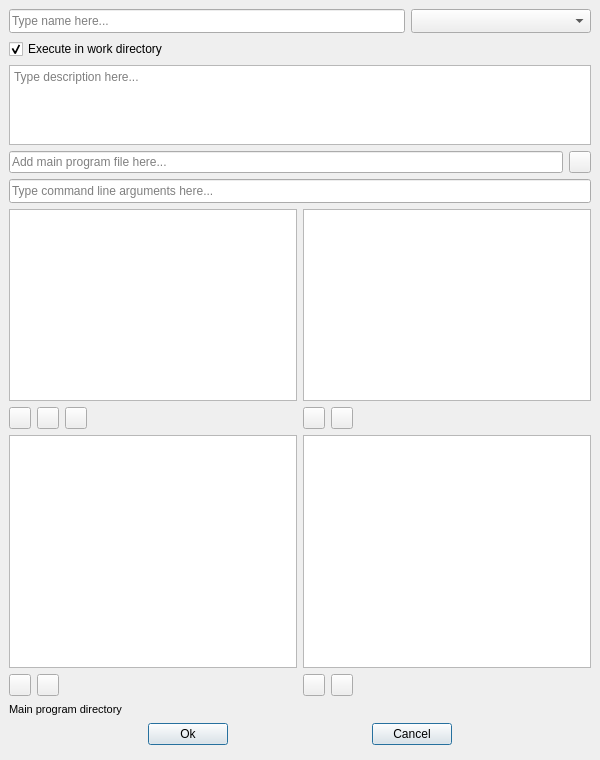
Before: the Qt Designer form spinetoolbox/ui/tool_template_form.ui in spine-tools/Spine-Toolbox, drawn with Qt 5.
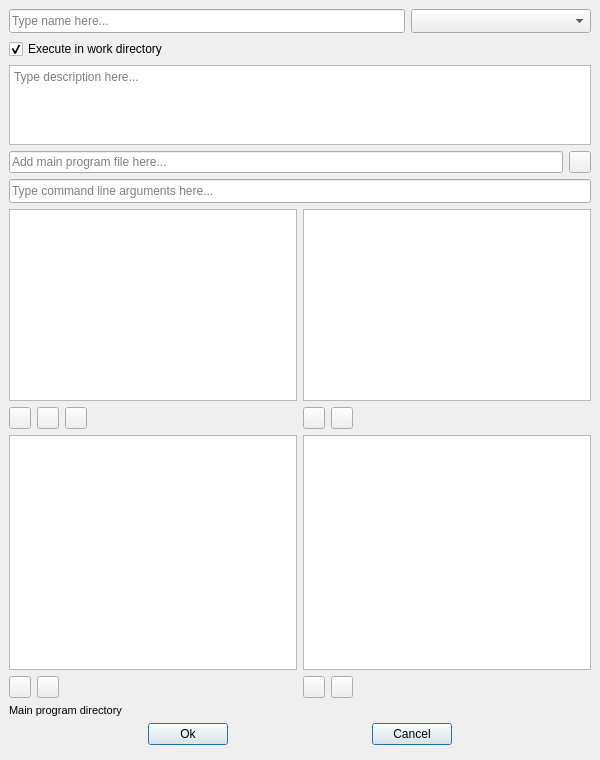
After: the same form once the commit is applied. Icons and pictures are not drawn. Custom widgets are drawn as their Qt base class.

```diff
--- a/spinetoolbox/ui/tool_template_form.ui
+++ b/spinetoolbox/ui/tool_template_form.ui
@@ -803,7 +803,9 @@
          </property>
          <property name="font">
           <font>
-           <pointsize>10</pointsize>
+           <pointsize>8</pointsize>
+           <weight>75</weight>
+           <bold>true</bold>
           </font>
          </property>
          <property name="text">
```
Left out of the diff: 26 changed lines with no effect on the pictures.
